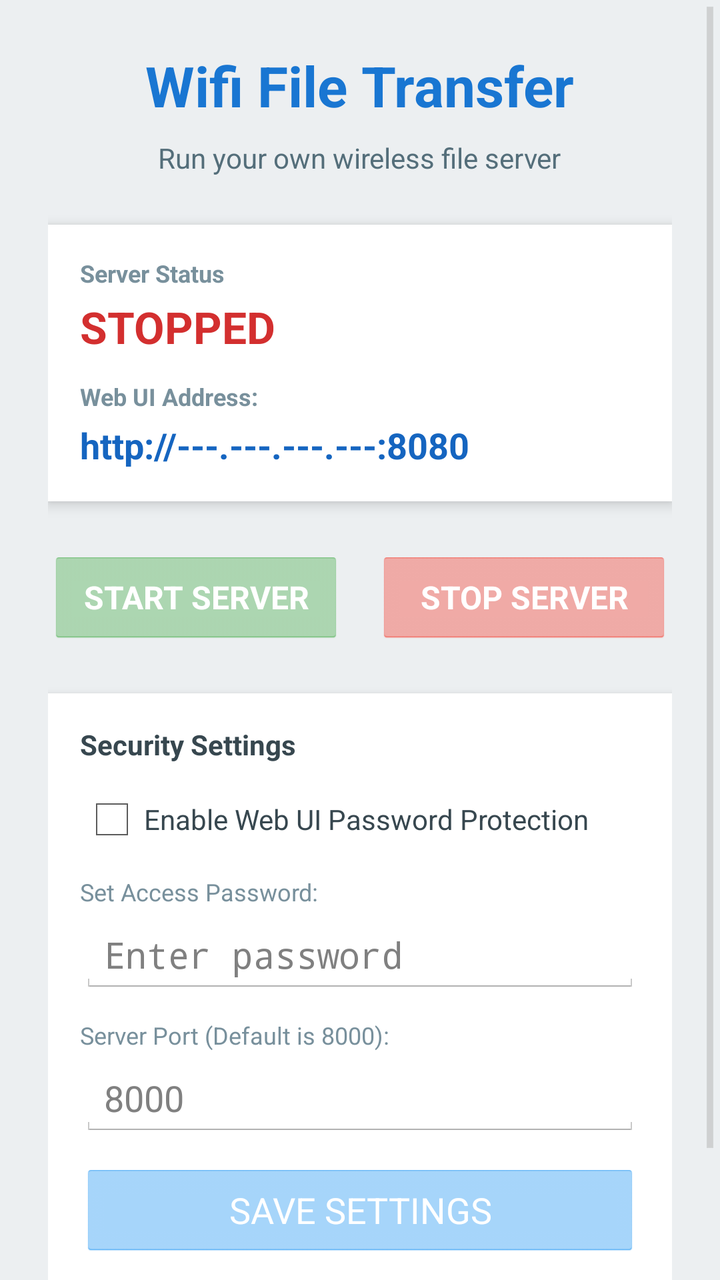
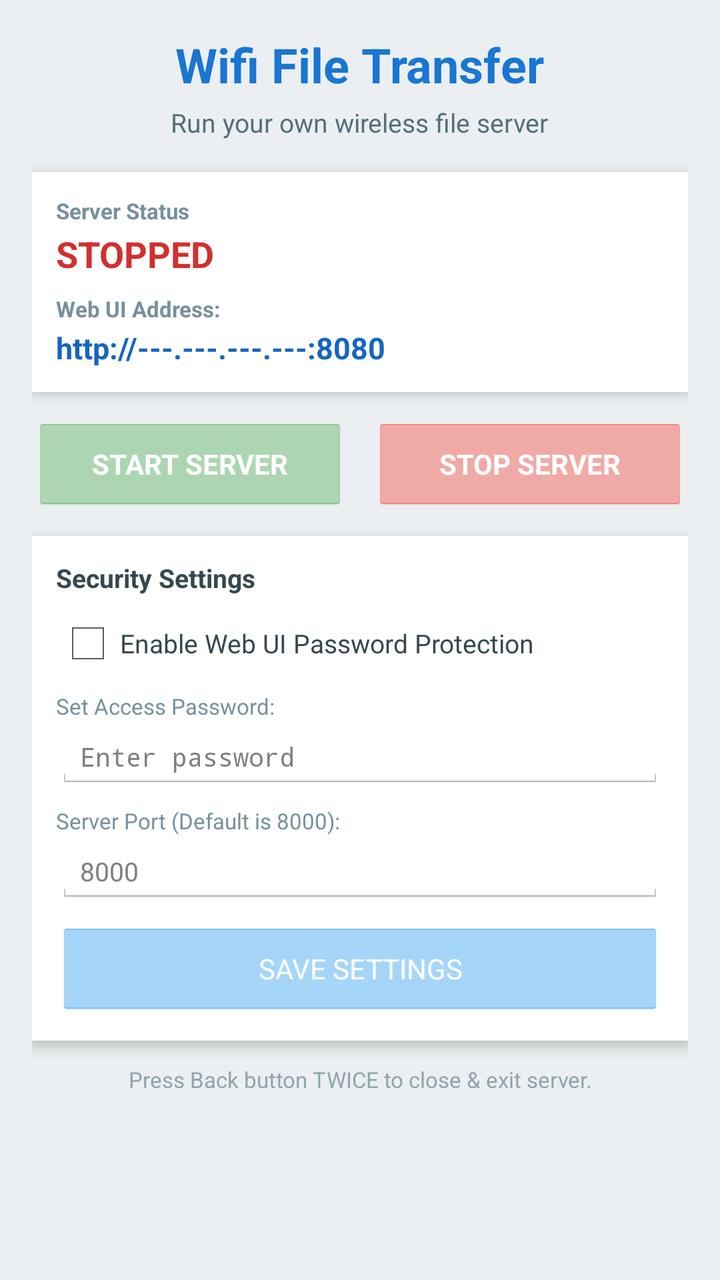

Screens rendered from an Android XML layout before and after an edit, with the pre-edit source and the edit as a unified diff.
<!-- AndroidManifest.xml: application theme AppTheme -->
<!-- res/layout/activity_main.xml -->
<?xml version="1.0" encoding="utf-8"?>
<ScrollView xmlns:android="http://schemas.android.com/apk/res/android"
    android:layout_width="match_parent"
    android:layout_height="match_parent"
    android:fillViewport="true"
    android:background="#ECEFF1">

    <LinearLayout
        android:layout_width="match_parent"
        android:layout_height="wrap_content"
        android:orientation="vertical"
        android:padding="24dp"
        android:gravity="center_horizontal">

        <TextView
            android:layout_width="wrap_content"
            android:layout_height="wrap_content"
            android:text="Wifi File Transfer"
            android:textSize="28sp"
            android:textStyle="bold"
            android:textColor="#1976D2"
            android:layout_marginBottom="8dp" />

        <TextView
            android:layout_width="wrap_content"
            android:layout_height="wrap_content"
            android:text="Run your own wireless file server"
            android:textSize="14sp"
            android:textColor="#546E7A"
            android:layout_marginBottom="24dp" />

        
        <LinearLayout
            android:layout_width="match_parent"
            android:layout_height="wrap_content"
            android:orientation="vertical"
            android:background="#FFFFFF"
            android:padding="16dp"
            android:elevation="4dp"
            android:layout_marginBottom="24dp">

            <TextView
                android:layout_width="wrap_content"
                android:layout_height="wrap_content"
                android:text="Server Status"
                android:textSize="12sp"
                android:textColor="#78909C"
                android:textStyle="bold" />

            <TextView
                android:id="@+id/text_status"
                android:layout_width="wrap_content"
                android:layout_height="wrap_content"
                android:text="STOPPED"
                android:textColor="#D32F2F"
                android:textSize="22sp"
                android:textStyle="bold"
                android:layout_marginTop="4dp"
                android:layout_marginBottom="12dp" />

            <TextView
                android:layout_width="wrap_content"
                android:layout_height="wrap_content"
                android:text="Web UI Address:"
                android:textSize="12sp"
                android:textColor="#78909C"
                android:textStyle="bold" />

            <TextView
                android:id="@+id/text_address"
                android:layout_width="match_parent"
                android:layout_height="wrap_content"
                android:text="http://---.---.---.---:8080"
                android:textColor="#1565C0"
                android:textSize="18sp"
                android:textStyle="bold"
                android:layout_marginTop="4dp"
                android:textIsSelectable="true" />
        </LinearLayout>

        
        <LinearLayout
            android:layout_width="match_parent"
            android:layout_height="wrap_content"
            android:orientation="horizontal"
            android:gravity="center"
            android:layout_marginBottom="24dp">

            <Button
                android:id="@+id/btn_start"
                android:layout_width="0dp"
                android:layout_height="wrap_content"
                android:layout_weight="1"
                android:text="START SERVER"
                android:backgroundTint="#4CAF50"
                android:textColor="#FFFFFF"
                android:textSize="16sp"
                android:textStyle="bold"
                android:layout_marginEnd="8dp"
                android:nextFocusRight="@id/btn_stop"
                android:nextFocusDown="@+id/checkbox_password"
                android:focusable="true" />

            <Button
                android:id="@+id/btn_stop"
                android:layout_width="0dp"
                android:layout_height="wrap_content"
                android:layout_weight="1"
                android:text="STOP SERVER"
                android:backgroundTint="#F44336"
                android:textColor="#FFFFFF"
                android:textSize="16sp"
                android:textStyle="bold"
                android:layout_marginStart="8dp"
                android:nextFocusLeft="@id/btn_start"
                android:nextFocusDown="@+id/checkbox_password"
                android:focusable="true" />
        </LinearLayout>

        
        <LinearLayout
            android:layout_width="match_parent"
            android:layout_height="wrap_content"
            android:orientation="vertical"
            android:background="#FFFFFF"
            android:padding="16dp"
            android:elevation="4dp"
            android:layout_marginBottom="24dp">

            <TextView
                android:layout_width="wrap_content"
                android:layout_height="wrap_content"
                android:text="Security Settings"
                android:textSize="14sp"
                android:textColor="#37474F"
                android:textStyle="bold"
                android:layout_marginBottom="12dp" />

            <CheckBox
                android:id="@+id/checkbox_password"
                android:layout_width="wrap_content"
                android:layout_height="wrap_content"
                android:text="Enable Web UI Password Protection"
                android:textColor="#37474F"
                android:textSize="14dp"
                android:layout_marginBottom="12dp"
                android:focusable="true" />

            <TextView
                android:layout_width="wrap_content"
                android:layout_height="wrap_content"
                android:text="Set Access Password:"
                android:textSize="12sp"
                android:textColor="#78909C"
                android:layout_marginBottom="4dp" />

            <EditText
                android:id="@+id/edit_password"
                android:layout_width="match_parent"
                android:layout_height="wrap_content"
                android:hint="Enter password"
                android:inputType="textPassword"
                android:textColor="#37474F"
                android:nextFocusUp="@id/checkbox_password"
                android:nextFocusDown="@+id/edit_port"
                android:focusable="true" />

            <TextView
                android:layout_width="wrap_content"
                android:layout_height="wrap_content"
                android:text="Server Port (Default is 8000):"
                android:textSize="12sp"
                android:textColor="#78909C"
                android:layout_marginTop="12dp"
                android:layout_marginBottom="4dp" />

            <EditText
                android:id="@+id/edit_port"
                android:layout_width="match_parent"
                android:layout_height="wrap_content"
                android:hint="8000"
                android:inputType="number"
                android:textColor="#37474F"
                android:nextFocusUp="@id/edit_password"
                android:nextFocusDown="@+id/btn_save_settings"
                android:focusable="true" />

            <Button
                android:id="@+id/btn_save_settings"
                android:layout_width="match_parent"
                android:layout_height="wrap_content"
                android:text="SAVE SETTINGS"
                android:backgroundTint="#2196F3"
                android:textColor="#FFFFFF"
                android:layout_marginTop="12dp"
                android:nextFocusUp="@id/edit_port"
                android:focusable="true" />
        </LinearLayout>

        <TextView
            android:layout_width="wrap_content"
            android:layout_height="wrap_content"
            android:text="Press Back button TWICE to close &amp; exit server."
            android:textSize="12sp"
            android:textColor="#90A4AE"
            android:gravity="center" />

    </LinearLayout>
</ScrollView>
<!-- resources referenced by this layout -->
<resources>
  <style name="AppTheme" parent="android:Theme.Holo.Light.DarkActionBar">
          
          <item name="android:colorPrimary">#2196F3</item>
          <item name="android:colorPrimaryDark">#1976D2</item>
          <item name="android:colorAccent">#FF4081</item>
      </style>
</resources>

<!-- the commit's change to res/layout/activity_main.xml (unified diff, before → after) -->
@@ -9,25 +9,25 @@
         android:layout_width="match_parent"
         android:layout_height="wrap_content"
         android:orientation="vertical"
-        android:padding="24dp"
+        android:padding="16dp"
         android:gravity="center_horizontal">
 
         <TextView
             android:layout_width="wrap_content"
             android:layout_height="wrap_content"
             android:text="Wifi File Transfer"
-            android:textSize="28sp"
+            android:textSize="24sp"
             android:textStyle="bold"
             android:textColor="#1976D2"
-            android:layout_marginBottom="8dp" />
+            android:layout_marginBottom="4dp" />
 
         <TextView
             android:layout_width="wrap_content"
             android:layout_height="wrap_content"
             android:text="Run your own wireless file server"
-            android:textSize="14sp"
+            android:textSize="13sp"
             android:textColor="#546E7A"
-            android:layout_marginBottom="24dp" />
+            android:layout_marginBottom="16dp" />
 
         
         <LinearLayout
@@ -35,15 +35,15 @@
             android:layout_height="wrap_content"
             android:orientation="vertical"
             android:background="#FFFFFF"
-            android:padding="16dp"
+            android:padding="12dp"
             android:elevation="4dp"
-            android:layout_marginBottom="24dp">
+            android:layout_marginBottom="12dp">
 
             <TextView
                 android:layout_width="wrap_content"
                 android:layout_height="wrap_content"
                 android:text="Server Status"
-                android:textSize="12sp"
+                android:textSize="11sp"
                 android:textColor="#78909C"
                 android:textStyle="bold" />
 
@@ -53,16 +53,16 @@
                 android:layout_height="wrap_content"
                 android:text="STOPPED"
                 android:textColor="#D32F2F"
-                android:textSize="22sp"
-                android:textStyle="bold"
-                android:layout_marginTop="4dp"
-                android:layout_marginBottom="12dp" />
+                android:textSize="18sp"
+                android:textStyle="bold"
+                android:layout_marginTop="2dp"
+                android:layout_marginBottom="8dp" />
 
             <TextView
                 android:layout_width="wrap_content"
                 android:layout_height="wrap_content"
                 android:text="Web UI Address:"
-                android:textSize="12sp"
+                android:textSize="11sp"
                 android:textColor="#78909C"
                 android:textStyle="bold" />
 
@@ -72,9 +72,9 @@
                 android:layout_height="wrap_content"
                 android:text="http://---.---.---.---:8080"
                 android:textColor="#1565C0"
-                android:textSize="18sp"
-                android:textStyle="bold"
-                android:layout_marginTop="4dp"
+                android:textSize="15sp"
+                android:textStyle="bold"
+                android:layout_marginTop="2dp"
                 android:textIsSelectable="true" />
         </LinearLayout>
 
@@ -84,7 +84,7 @@
             android:layout_height="wrap_content"
             android:orientation="horizontal"
             android:gravity="center"
-            android:layout_marginBottom="24dp">
+            android:layout_marginBottom="12dp">
 
             <Button
                 android:id="@+id/btn_start"
@@ -94,9 +94,9 @@
                 android:text="START SERVER"
                 android:backgroundTint="#4CAF50"
                 android:textColor="#FFFFFF"
-                android:textSize="16sp"
-                android:textStyle="bold"
-                android:layout_marginEnd="8dp"
+                android:textSize="14sp"
+                android:textStyle="bold"
+                android:layout_marginEnd="6dp"
                 android:nextFocusRight="@id/btn_stop"
                 android:nextFocusDown="@+id/checkbox_password"
                 android:focusable="true" />
@@ -109,9 +109,9 @@
                 android:text="STOP SERVER"
                 android:backgroundTint="#F44336"
                 android:textColor="#FFFFFF"
-                android:textSize="16sp"
-                android:textStyle="bold"
-                android:layout_marginStart="8dp"
+                android:textSize="14sp"
+                android:textStyle="bold"
+                android:layout_marginStart="6dp"
                 android:nextFocusLeft="@id/btn_start"
                 android:nextFocusDown="@+id/checkbox_password"
                 android:focusable="true" />
@@ -123,18 +123,18 @@
             android:layout_height="wrap_content"
             android:orientation="vertical"
             android:background="#FFFFFF"
-            android:padding="16dp"
+            android:padding="12dp"
             android:elevation="4dp"
-            android:layout_marginBottom="24dp">
+            android:layout_marginBottom="12dp">
 
             <TextView
                 android:layout_width="wrap_content"
                 android:layout_height="wrap_content"
                 android:text="Security Settings"
-                android:textSize="14sp"
-                android:textColor="#37474F"
-                android:textStyle="bold"
-                android:layout_marginBottom="12dp" />
+                android:textSize="13sp"
+                android:textColor="#37474F"
+                android:textStyle="bold"
+                android:layout_marginBottom="8dp" />
 
             <CheckBox
                 android:id="@+id/checkbox_password"
@@ -142,17 +142,17 @@
                 android:layout_height="wrap_content"
                 android:text="Enable Web UI Password Protection"
                 android:textColor="#37474F"
-                android:textSize="14dp"
-                android:layout_marginBottom="12dp"
+                android:textSize="13sp"
+                android:layout_marginBottom="8dp"
                 android:focusable="true" />
 
             <TextView
                 android:layout_width="wrap_content"
                 android:layout_height="wrap_content"
                 android:text="Set Access Password:"
-                android:textSize="12sp"
-                android:textColor="#78909C"
-                android:layout_marginBottom="4dp" />
+                android:textSize="11sp"
+                android:textColor="#78909C"
+                android:layout_marginBottom="2dp" />
 
             <EditText
                 android:id="@+id/edit_password"
@@ -161,6 +161,7 @@
                 android:hint="Enter password"
                 android:inputType="textPassword"
                 android:textColor="#37474F"
+                android:textSize="13sp"
                 android:nextFocusUp="@id/checkbox_password"
                 android:nextFocusDown="@+id/edit_port"
                 android:focusable="true" />
@@ -169,10 +170,10 @@
                 android:layout_width="wrap_content"
                 android:layout_height="wrap_content"
                 android:text="Server Port (Default is 8000):"
-                android:textSize="12sp"
-                android:textColor="#78909C"
-                android:layout_marginTop="12dp"
-                android:layout_marginBottom="4dp" />
+                android:textSize="11sp"
+                android:textColor="#78909C"
+                android:layout_marginTop="8dp"
+                android:layout_marginBottom="2dp" />
 
             <EditText
                 android:id="@+id/edit_port"
@@ -181,6 +182,7 @@
                 android:hint="8000"
                 android:inputType="number"
                 android:textColor="#37474F"
+                android:textSize="13sp"
                 android:nextFocusUp="@id/edit_password"
                 android:nextFocusDown="@+id/btn_save_settings"
                 android:focusable="true" />
@@ -192,7 +194,8 @@
                 android:text="SAVE SETTINGS"
                 android:backgroundTint="#2196F3"
                 android:textColor="#FFFFFF"
-                android:layout_marginTop="12dp"
+                android:textSize="14sp"
+                android:layout_marginTop="8dp"
                 android:nextFocusUp="@id/edit_port"
                 android:focusable="true" />
         </LinearLayout>
@@ -201,7 +204,7 @@
             android:layout_width="wrap_content"
             android:layout_height="wrap_content"
             android:text="Press Back button TWICE to close &amp; exit server."
-            android:textSize="12sp"
+            android:textSize="11sp"
             android:textColor="#90A4AE"
             android:gravity="center" />
 
